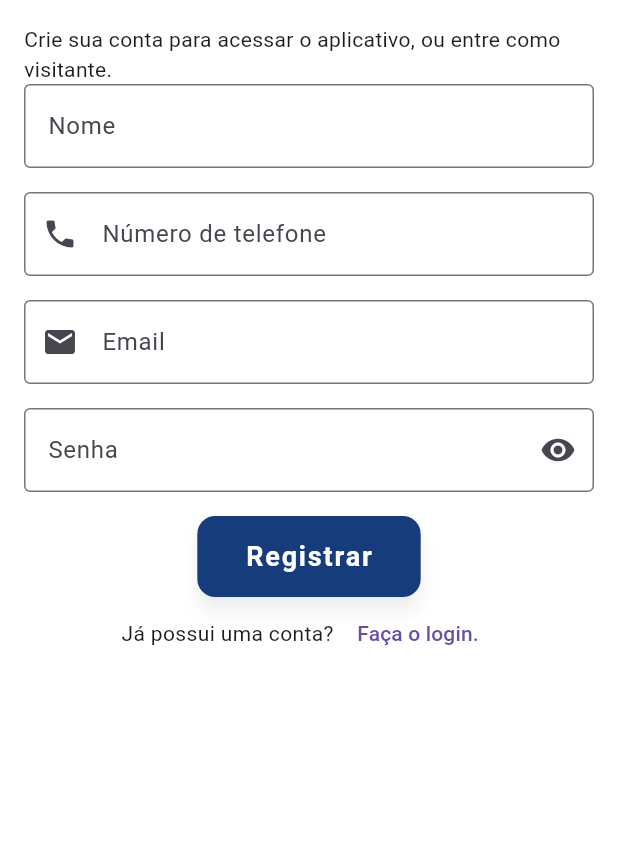
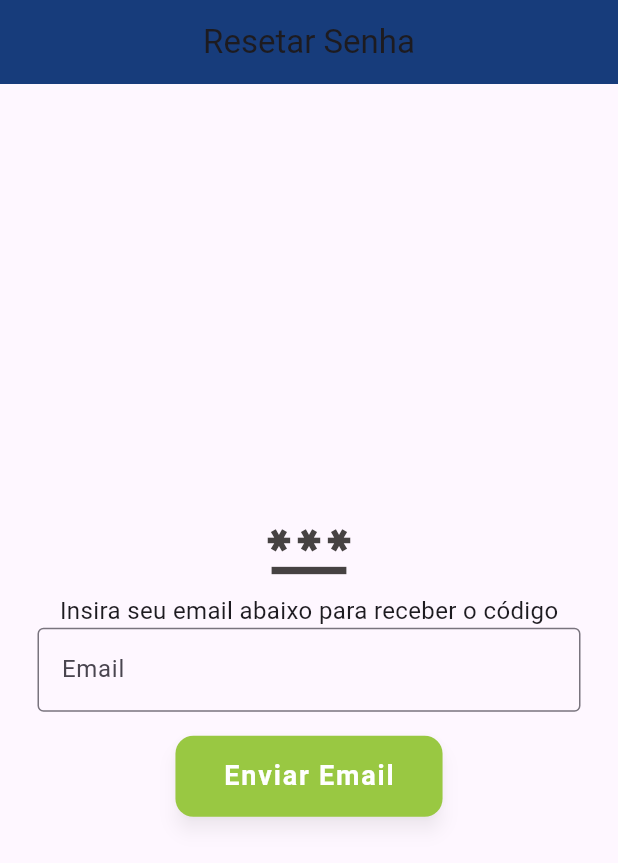
Before and after one commit to Death-Chronos/findl_uf, a Flutter app: the screen it shows after launch, after a tap on "Clique aqui", on a phone screen of 412 x 824 dp. Shown: the top 863 px of the screen. Run offline on Flutter 3.47's test engine with Material 3 defaults, Android fonts, the phone set to English and light mode, and no system bars; our stand-ins replace image_picker, supabase_flutter; accounts and stored records are empty.

Commit message:
fluxo Esqueci senha

```diff
--- /dev/null
+++ b/devtools_options.yaml
@@ -0,0 +1,3 @@
+description: This file stores settings for Dart & Flutter DevTools.
+documentation: https://docs.flutter.dev/tools/devtools/extensions#configure-extension-enablement-states
+extensions:
--- a/lib/constants/route.dart
+++ b/lib/constants/route.dart
@@ -2,3 +2,5 @@ const loginRoute = "/login/";
 const registroRoute = "/registro/";
 const homeRoute = "/home/";
 const verificarEmailRoute = "/verificarEmail/";
+const resetarSenhaRoute = "/resetarSenha/";
+const atualizarSenhaRoute = "/atualizarSenha/";
--- a/lib/main.dart
+++ b/lib/main.dart
@@ -1,7 +1,9 @@
 import 'package:find_uf/constants/route.dart';
 import 'package:find_uf/services/auth/supabase_config.dart';
+import 'package:find_uf/views/auth/atualizar_senha.dart';
 import 'package:find_uf/views/auth/login_view.dart';
 import 'package:find_uf/views/auth/registro_view.dart';
+import 'package:find_uf/views/auth/resetar_senha_view.dart';
 import 'package:find_uf/views/auth/verificar_email_view.dart';
 import 'package:find_uf/views/home.dart';
 import 'package:flutter/material.dart';
@@ -21,25 +23,27 @@ class MyApp extends StatelessWidget {
     return MaterialApp(
       title: 'FindlUF',
       theme: ThemeData(),
-      // AuthGate agora é a tela inicial - ela decide para onde ir
       home: const AuthGate(),
       onGenerateRoute: (settings) {
         switch (settings.name) {
           case loginRoute:
             return MaterialPageRoute(builder: (_) => LoginView());
-
           case registroRoute:
             return MaterialPageRoute(builder: (_) => RegistroView());
-
           case homeRoute:
             return MaterialPageRoute(builder: (_) => HomePage());
-
           case verificarEmailRoute:
             final email = settings.arguments as String;
             return MaterialPageRoute(
               builder: (_) => VerificarEmailView(email: email),
             );
-
+          case resetarSenhaRoute:
+            return MaterialPageRoute(builder: (_) => ResetarSenhaView());
+          case atualizarSenhaRoute:
+            final email = settings.arguments as String;
+            return MaterialPageRoute(
+              builder: (_) => AtualizarSenha(email: email),
+            );
           default:
             return MaterialPageRoute(builder: (_) => RegistroView());
         }
--- a/lib/services/auth/auth_provider.dart
+++ b/lib/services/auth/auth_provider.dart
@@ -1,4 +1,5 @@
 import 'package:find_uf/models/my_auth_user.dart';
+import 'package:supabase_flutter/supabase_flutter.dart';
 
 abstract class AuthProvider {
   /// Registra um novo usuário
@@ -8,35 +9,29 @@ abstract class AuthProvider {
   });
 
   /// Realiza login do usuário
-  Future<MyAuthUser> login({
-    required String email,
-    required String senha,
-  });
+  Future<MyAuthUser> login({required String email, required String senha});
 
   /// Faz logout do usuário atual
   Future<void> logout();
 
-  /// Envia email para resetar senha
-  Future<void> resetarSenha({
-    required String email,
+  /// Envia email com token para resetar senha
+  Future<void> enviarTokenRecuperacaoSenha({required String email});
+
+  /// Confirma o token
+  Future<AuthResponse> confirmarTokenRecuperacaoSenha({
+    required String token,
+    String? email,
   });
 
   /// Confirma email do usuário
-  Future<void> enviarVerificacaoEmail({
-    required String email,
-  });
+  Future<void> enviarVerificacaoEmail({required String email});
 
   /// Obtém o usuário atual
   MyAuthUser? get getUsuarioAtual;
 
   /// Atualiza dados do usuário
-  Future<MyAuthUser> atualizarUsuario({
-     String? email,
-     String? senha,
-  });
+  Future<MyAuthUser> atualizarUsuario({String? email, String? senha});
 
   /// Deleta conta do usuário
   Future<void> deletarConta();
-
-
 }
--- a/lib/services/auth/auth_service.dart
+++ b/lib/services/auth/auth_service.dart
@@ -1,6 +1,7 @@
 import 'package:find_uf/models/my_auth_user.dart';
 import 'package:find_uf/services/auth/auth_provider.dart';
 import 'package:find_uf/services/auth/supabase_auth_provider.dart';
+import 'package:supabase_flutter/supabase_flutter.dart';
 
 class AuthService implements AuthProvider {
   final AuthProvider provider;
@@ -48,7 +49,15 @@ class AuthService implements AuthProvider {
   }
 
   @override
-  Future<void> resetarSenha({required String email}) {
-    return provider.resetarSenha(email: email);
+  Future<AuthResponse> confirmarTokenRecuperacaoSenha({
+    required String token,
+    String? email,
+  }) {
+    return provider.confirmarTokenRecuperacaoSenha(token: token, email: email);
+  }
+
+  @override
+  Future<void> enviarTokenRecuperacaoSenha({required String email}) {
+    return provider.enviarTokenRecuperacaoSenha(email: email);
   }
 }
--- a/lib/services/auth/supabase_auth_provider.dart
+++ b/lib/services/auth/supabase_auth_provider.dart
@@ -68,7 +68,6 @@ class SupabaseAuthProvider extends AuthProvider {
         case 'email_not_confirmed':
           throw EmailNotConfirmedAuthException();
 
-
         case 'over_request_rate_limit':
         case 'over_email_send_rate_limit':
           throw TooManyRequestsAuthException();
@@ -86,9 +85,10 @@ class SupabaseAuthProvider extends AuthProvider {
   }
 
   @override
-  Future<MyAuthUser> atualizarUsuario({String? email, String? senha}) {
-    // TODO: implement atualizarUsuario
-    throw UnimplementedError();
+  Future<MyAuthUser> atualizarUsuario({String? email, String? senha}) async {
+    return await supabase.auth
+        .updateUser(UserAttributes(email: email, password: senha))
+        .then((response) => MyAuthUser.fromSupabase(response.user!));
   }
 
   @override
@@ -96,7 +96,6 @@ class SupabaseAuthProvider extends AuthProvider {
     // TODO: implement deletarConta
     throw UnimplementedError();
   }
-
 
   @override
   Future<void> logout() async {
@@ -116,14 +115,32 @@ class SupabaseAuthProvider extends AuthProvider {
   }
 
   @override
-  Future<void> resetarSenha({required String email}) {
-    // TODO: implement resetarSenha
-    throw UnimplementedError();
+  Future<void> enviarVerificacaoEmail({required email}) async {
+    await supabase.auth.resend(type: OtpType.signup, email: email);
   }
 
   @override
-  Future<void> enviarVerificacaoEmail({required email}) async {
+  Future<AuthResponse> confirmarTokenRecuperacaoSenha({
+    required String token,
+    String? email,
+  }) async {
+    if (email == null) {
+      final user = getUsuarioAtual;
+      if (user == null) {
+        throw UserNotLoggedInAuthException();
+      }
+      email = user.email;
+    }
 
-      await supabase.auth.resend(type: OtpType.signup, email: email);
+    return await supabase.auth.verifyOTP(
+      type: OtpType.recovery,
+      token: token,
+      email: email,
+    );
+  }
+
+  @override
+  Future<void> enviarTokenRecuperacaoSenha({required String email}) async {
+    return await supabase.auth.resetPasswordForEmail(email);
   }
 }
--- /dev/null
+++ b/lib/tools/validar_email.dart
@@ -0,0 +1,19 @@
+class ValidarEmail {
+  static String? validar(String email) {
+    if (email.isEmpty) return 'Email é obrigatório';
+
+    email = email.trim();
+
+    if (!email.contains('@')) return 'Email inválido';
+
+    final regex = RegExp(r'^[a-zA-Z0-9._%+-]+@[a-zA-Z0-9.-]+\.[a-zA-Z]{2,}$');
+
+    if (!regex.hasMatch(email)) return 'Formato de email inválido';
+
+    return null; // null = válido
+  }
+
+  static String normalizar(String email) {
+    return email.trim().toLowerCase();
+  }
+}
--- a/lib/views/auth/login_view.dart
+++ b/lib/views/auth/login_view.dart
@@ -1,6 +1,7 @@
 import 'package:find_uf/constants/route.dart';
 import 'package:find_uf/services/auth/auth_exceptions.dart';
 import 'package:find_uf/services/auth/auth_service.dart';
+import 'package:find_uf/tools/validar_email.dart';
 import 'package:find_uf/views/widgets/tap_button.dart';
 import 'package:flutter/material.dart';
 
@@ -59,7 +60,10 @@ class _LoginViewState extends State<LoginView> {
                 border: OutlineInputBorder(),
                 suffixIcon: IconButton(
                   onPressed: () {
-                    _esconderSenha = !_esconderSenha;
+                    setState(() {
+                      _esconderSenha = !_esconderSenha;
+                    });
+
                   },
                   icon: Icon(
                     _esconderSenha ? Icons.visibility : Icons.visibility_off
@@ -75,7 +79,7 @@ class _LoginViewState extends State<LoginView> {
                   onPressed: () {
                     Navigator.of(
                       context,
-                    ).pushNamedAndRemoveUntil(registroRoute, (route) => false);
+                    ).pushNamedAndRemoveUntil(resetarSenhaRoute, (route) => false);
                   },
                   child: Text("Clique aqui"),
                 ),
@@ -89,6 +93,16 @@ class _LoginViewState extends State<LoginView> {
                   onTap: () async {
                     final email = _email.text;
                     final senha = _senha.text;
+
+                    final erro = ValidarEmail.validar(_email.text);
+
+                    if (erro != null) {
+                      ScaffoldMessenger.of(
+                        context,
+                      ).showSnackBar(SnackBar(content: Text(erro)));
+                      return;
+                    }
+
                     try {
                       await AuthService.supabase().login(
                         email: email,
@@ -106,7 +120,7 @@ class _LoginViewState extends State<LoginView> {
                     }
                   },
                   text: "Login",
-                  color: Color.fromARGB(255, 23, 60, 123),
+                  color: Color(0xFF99C842),
                 ),
               ],
             ),
--- /dev/null
+++ b/lib/views/auth/resetar_senha_view.dart
@@ -0,0 +1,85 @@
+import 'package:find_uf/constants/route.dart';
+import 'package:find_uf/services/auth/auth_service.dart';
+import 'package:find_uf/tools/validar_email.dart';
+import 'package:find_uf/views/widgets/tap_button.dart';
+import 'package:flutter/material.dart';
+
+class ResetarSenhaView extends StatefulWidget {
+  const ResetarSenhaView({super.key});
+
+  @override
+  _ResetarSenhaViewState createState() => _ResetarSenhaViewState();
+}
+
+class _ResetarSenhaViewState extends State<ResetarSenhaView> {
+  late final TextEditingController _email;
+
+  Future<void> _resetarSenha(BuildContext context) async {
+    final erro = ValidarEmail.validar(_email.text);
+
+    if (erro != null) {
+      ScaffoldMessenger.of(context).showSnackBar(SnackBar(content: Text(erro)));
+      return;
+    }
+
+    try {
+      await AuthService.supabase().enviarTokenRecuperacaoSenha(email: _email.text);
+      Navigator.of(context).pushNamedAndRemoveUntil(
+        atualizarSenhaRoute,
+        (route) => false,
+        arguments: _email.text.toString(),
+      );
+    } catch (e) {
+      print("Erro: $e");
+    }
+  }
+
+  @override
+  void initState() {
+    _email = TextEditingController();
+    super.initState();
+  }
+
+  @override
+  Widget build(BuildContext context) {
+    return Scaffold(
+      appBar: AppBar(
+        title: Text("Resetar Senha"),
+        centerTitle: true,
+        backgroundColor: const Color(0xFF173C7B),
+      ),
+      body: SafeArea(
+        child: Center(
+          child: Padding(
+            padding: const EdgeInsets.symmetric(horizontal: 25),
+            child: Column(
+              mainAxisAlignment: MainAxisAlignment.center,
+              children: [
+                const Icon(Icons.password, size: 60, color: Color(0xFF464242)),
+                Text(
+                  "Insira seu email abaixo para receber o código",
+                  style: TextStyle(fontSize: 16),
+                ),
+                TextField(
+                  controller: _email,
+                  decoration: InputDecoration(
+                    labelText: "Email",
+                    border: OutlineInputBorder(),
+                  ),
+                ),
+                SizedBox(height: 16),
+                TapButton(
+                  onTap: () {
+                    _resetarSenha(context);
+                  },
+                  text: "Enviar Email",
+                  color: const Color(0xFF99C842),
+                ),
+              ],
+            ),
+          ),
+        ),
+      ),
+    );
+  }
+}
```
Also changed, not shown: lib/views/auth/atualizar_senha.dart (added, +146 -0 lines), lib/views/auth/registro_view.dart (+22 -6 lines), lib/views/home.dart (+4 -5 lines).
